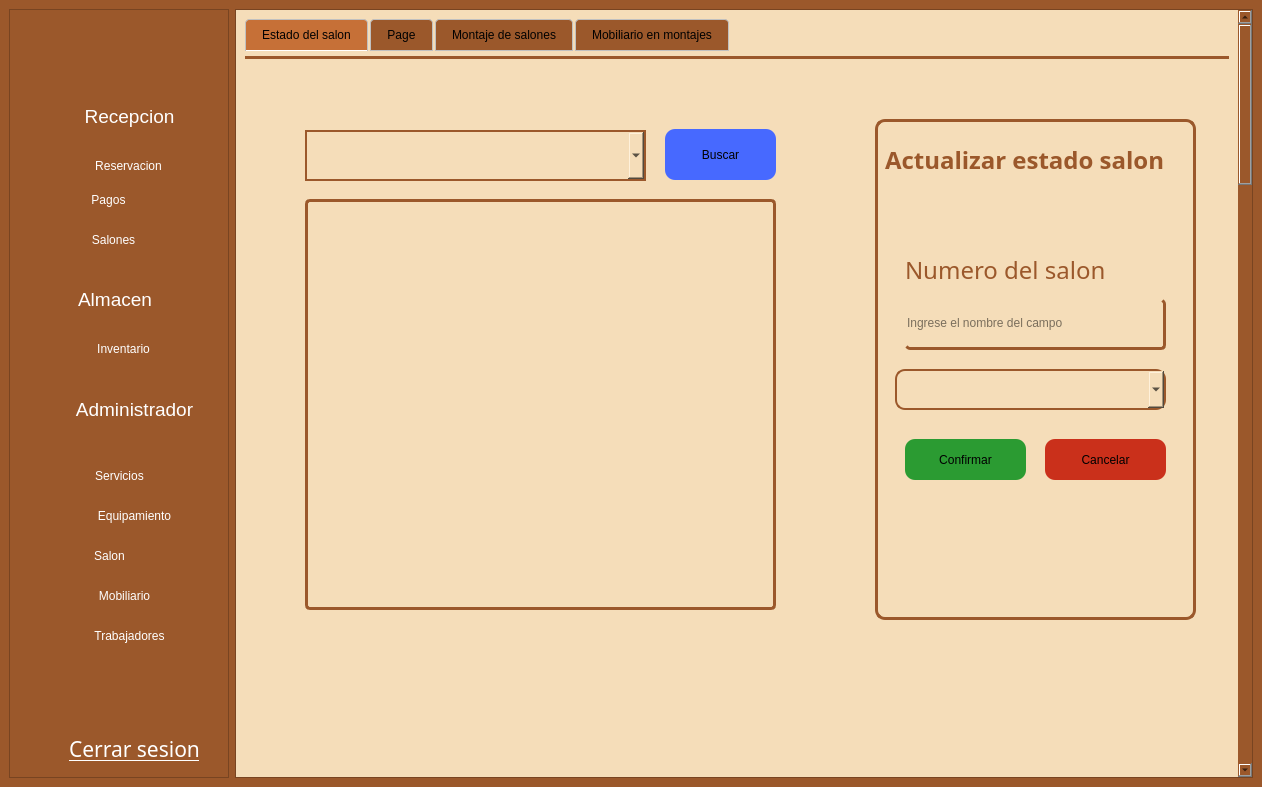
Before: the Qt Designer form gui/admin_screen.ui in asp-laboratories/BookingRoom_Software, drawn with Qt 5.
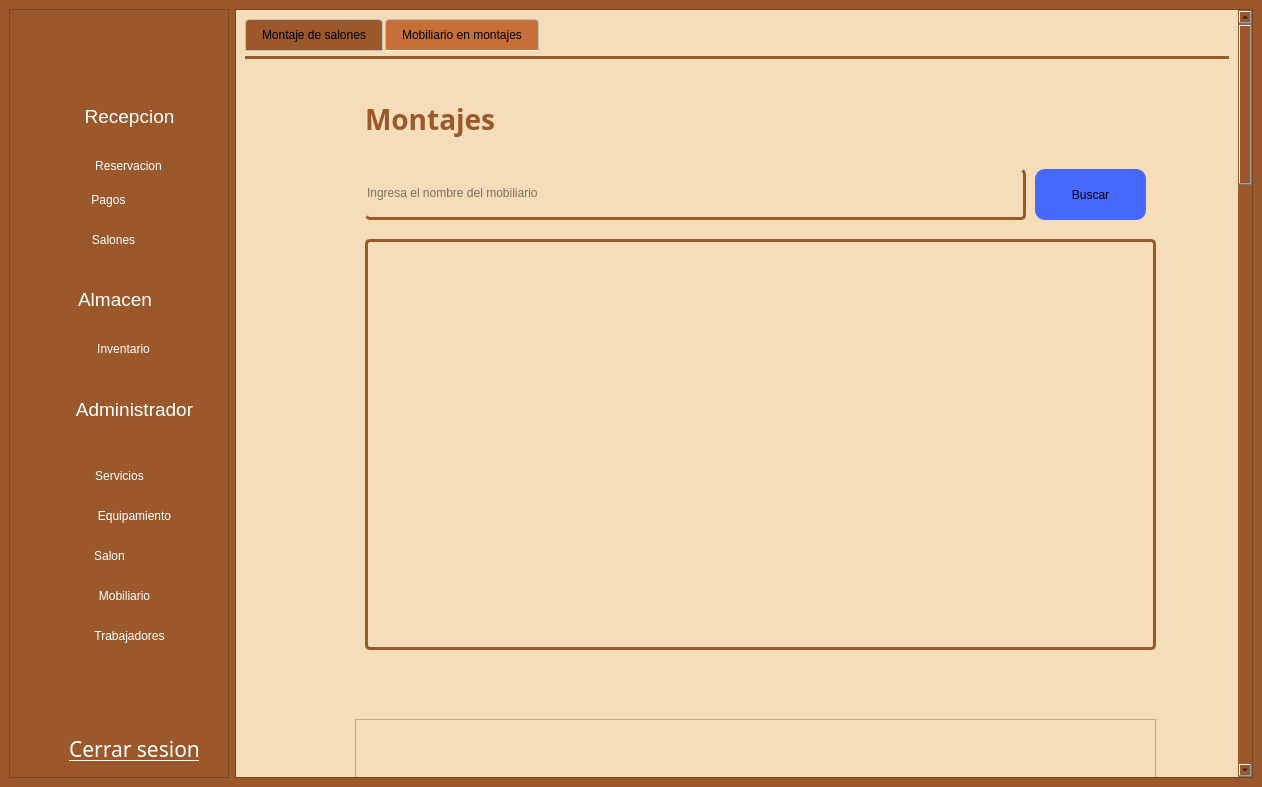
After: the same form once the commit is applied. The open tabs and pages were chosen to show the change. Icons and pictures are not drawn.

Commit message: fix(): Correccion de errores varios, actulizar estado, generar clientes, generar reservacion

```diff
--- a/gui/admin_screen.ui
+++ b/gui/admin_screen.ui
@@ -7324,231 +7324,8 @@
 }</string>
             </property>
             <property name="currentIndex">
-             <number>0</number>
+             <number>1</number>
             </property>
-            <widget class="QWidget" name="tab_17">
-             <attribute name="title">
-              <string>Estado del salon</string>
-             </attribute>
-             <widget class="QComboBox" name="reSalonSelecc_2">
-              <property name="geometry">
-               <rect>
-                <x>60</x>
-                <y>71</y>
-                <width>341</width>
-                <height>51</height>
-               </rect>
-              </property>
-              <property name="styleSheet">
-               <string notr="true">border: 2px solid rgb(155, 88, 43);
-color: rgb(0, 0, 0);</string>
-              </property>
-             </widget>
-             <widget class="QTextEdit" name="almResulE_6">
-              <property name="enabled">
-               <bool>true</bool>
-              </property>
-              <property name="geometry">
-               <rect>
-                <x>60</x>
-                <y>140</y>
-                <width>471</width>
-                <height>411</height>
-               </rect>
-              </property>
-              <property name="font">
-               <font>
-                <family>Adwaita Sans</family>
-                <pointsize>12</pointsize>
-               </font>
-              </property>
-              <property name="cursor" stdset="0">
-               <cursorShape>IBeamCursor</cursorShape>
-              </property>
-              <property name="styleSheet">
-               <string notr="true">border: unset;
-color: rgb(0, 0, 0);
-border-radius: 5px;
-border: 3px solid rgba(155, 88, 43, 1.0);
-</string>
-              </property>
-              <property name="verticalScrollBarPolicy">
-               <enum>Qt::ScrollBarPolicy::ScrollBarAsNeeded</enum>
-              </property>
-              <property name="readOnly">
-               <bool>true</bool>
-              </property>
-             </widget>
-             <widget class="QPushButton" name="almBuscarE_6">
-              <property name="geometry">
-               <rect>
-                <x>420</x>
-                <y>70</y>
-                <width>111</width>
-                <height>51</height>
-               </rect>
-              </property>
-              <property name="cursor">
-               <cursorShape>PointingHandCursor</cursorShape>
-              </property>
-              <property name="styleSheet">
-               <string notr="true">border: none;
-border-radius: 10px;
-background-color: rgb(71, 105, 255);</string>
-              </property>
-              <property name="text">
-               <string>Buscar</string>
-              </property>
-             </widget>
-             <widget class="QFrame" name="frame_10">
-              <property name="geometry">
-               <rect>
-                <x>630</x>
-                <y>60</y>
-                <width>321</width>
-                <height>501</height>
-               </rect>
-              </property>
-              <property name="styleSheet">
-               <string notr="true">border: 3px solid rgb(155, 88, 43);
-border-radius: 10px;</string>
-              </property>
-              <property name="frameShape">
-               <enum>QFrame::Shape::StyledPanel</enum>
-              </property>
-              <property name="frameShadow">
-               <enum>QFrame::Shadow::Raised</enum>
-              </property>
-              <widget class="QPushButton" name="sCancelarAct_4">
-               <property name="geometry">
-                <rect>
-                 <x>170</x>
-                 <y>320</y>
-                 <width>121</width>
-                 <height>41</height>
-                </rect>
-               </property>
-               <property name="styleSheet">
-                <string notr="true">border: unset;
-border-radius: 10px;
-background-color: #CA301B;</string>
-               </property>
-               <property name="text">
-                <string>Cancelar</string>
-               </property>
-              </widget>
-              <widget class="QPushButton" name="sConfirmarAct_4">
-               <property name="geometry">
-                <rect>
-                 <x>30</x>
-                 <y>320</y>
-                 <width>121</width>
-                 <height>41</height>
-                </rect>
-               </property>
-               <property name="styleSheet">
-                <string notr="true">border: unset;
-border-radius: 10px;
-background-color: #2B9B32;</string>
-               </property>
-               <property name="text">
-                <string>Confirmar</string>
-               </property>
-              </widget>
-              <widget class="QLineEdit" name="sCampo_4">
-               <property name="geometry">
-                <rect>
-                 <x>30</x>
-                 <y>180</y>
-                 <width>261</width>
-                 <height>51</height>
-                </rect>
-               </property>
-               <property name="styleSheet">
-                <string notr="true">border: unset;
-color: rgb(0, 0, 0);
-border-radius: 5px;
-border-bottom: 3px solid rgba(155, 88, 43, 1.0);
-border-right: 3px solid  rgba(155, 88, 43, 1.0);</string>
-               </property>
-               <property name="text">
-                <string/>
-               </property>
-               <property name="placeholderText">
-                <string>Ingrese el nombre del campo</string>
-               </property>
-              </widget>
-              <widget class="QLabel" name="label_72">
-               <property name="geometry">
-                <rect>
-                 <x>30</x>
-                 <y>130</y>
-                 <width>211</width>
-                 <height>41</height>
-                </rect>
-               </property>
-               <property name="font">
-                <font>
-                 <family>Adwaita Sans</family>
-                 <pointsize>18</pointsize>
-                 <bold>false</bold>
-                </font>
-               </property>
-               <property name="styleSheet">
-                <string notr="true">border: unset;
-color: rgba(155, 88, 43, 1.0);
-</string>
-               </property>
-               <property name="text">
-                <string>Numero del salon</string>
-               </property>
-              </widget>
-              <widget class="QLabel" name="label_73">
-               <property name="geometry">
-                <rect>
-                 <x>10</x>
-                 <y>20</y>
-                 <width>291</width>
-                 <height>41</height>
-                </rect>
-               </property>
-               <property name="font">
-                <font>
-                 <family>Adwaita Sans</family>
-                 <pointsize>18</pointsize>
-                 <bold>true</bold>
-                </font>
-               </property>
-               <property name="styleSheet">
-                <string notr="true">border: none;
-color: rgba(155, 88, 43, 1.0);
-</string>
-               </property>
-               <property name="text">
-                <string>Actualizar estado salon</string>
-               </property>
-              </widget>
-              <widget class="QComboBox" name="reSalonSelecc_3">
-               <property name="geometry">
-                <rect>
-                 <x>20</x>
-                 <y>250</y>
-                 <width>271</width>
-                 <height>41</height>
-                </rect>
-               </property>
-               <property name="styleSheet">
-                <string notr="true">border: 2px solid rgb(155, 88, 43);
-color: rgb(0, 0, 0);</string>
-               </property>
-              </widget>
-             </widget>
-            </widget>
-            <widget class="QWidget" name="tab_28">
-             <attribute name="title">
-              <string>Page</string>
-             </attribute>
-            </widget>
             <widget class="QWidget" name="tab_10">
              <attribute name="title">
               <string>Montaje de salones</string>
```
Left out of the diff: 108 changed lines with no effect on the pictures. The commit also changes 5 other files.
